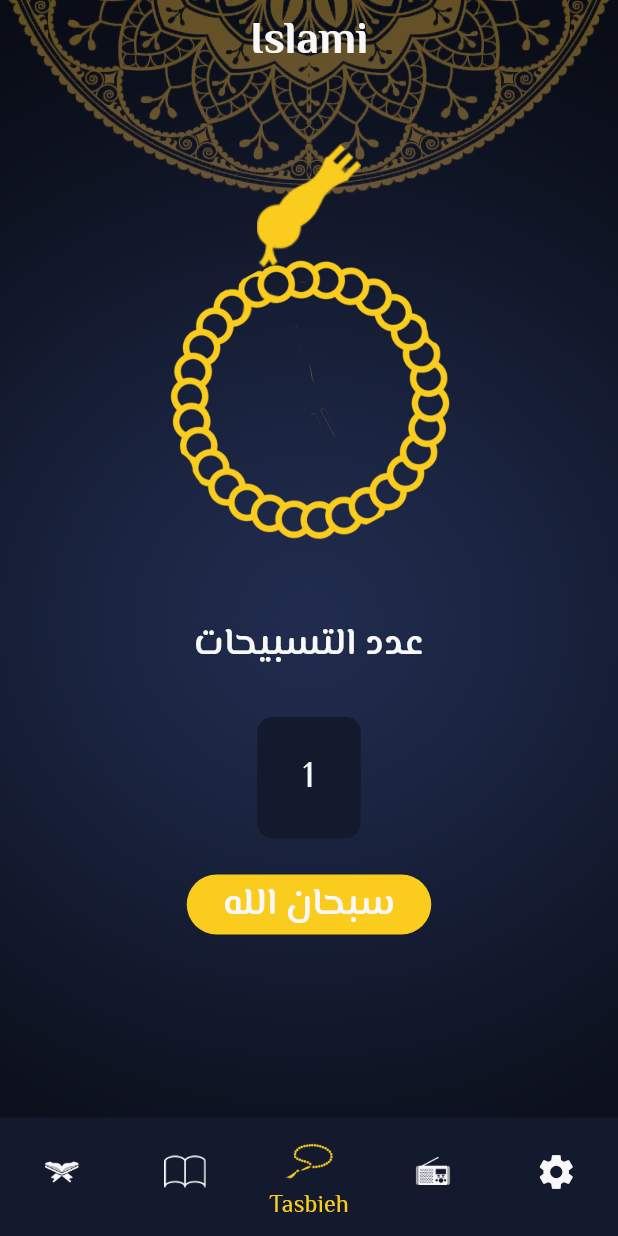
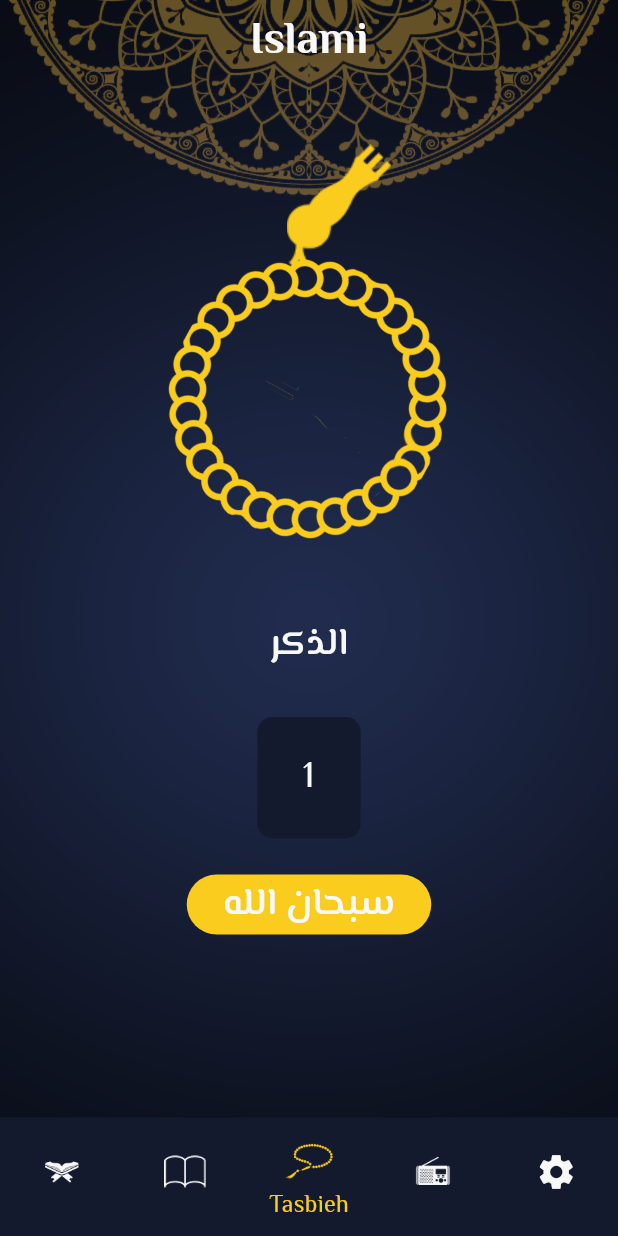
Before and after one commit to ajemy/Islami_App, a Flutter app: the screen it shows after launch, item 3 of the bottom bar chosen, after a tap on "سبحان الله", on a phone screen of 412 x 824 dp. Run offline on Flutter 3.47's test engine with Material 3 defaults, Android fonts, the phone set to English and light mode, and no system bars; our stand-ins replace animated_custom_dropdown; generated files the repository leaves out were written again.

```diff
--- a/lib/modules/tasbieh/tasbieh.dart
+++ b/lib/modules/tasbieh/tasbieh.dart
@@ -11,6 +11,15 @@ class TasbiehView extends StatefulWidget {
 }
 
 class _TasbiehViewState extends State<TasbiehView> {
+  List<String> zekr = [
+    "سبحان الله",
+    "الحمد الله",
+    "الله أكبر",
+  ];
+  int currentIndex = 0;
+  int count = 0;
+  double angle=0;
+
   @override
   void initState() {
     super.initState();
@@ -18,7 +27,6 @@ class _TasbiehViewState extends State<TasbiehView> {
 
   @override
   Widget build(BuildContext context) {
-
     var provider = Provider.of<SettingProvider>(context);
     var theme = Theme.of(context);
     return Container(
@@ -35,7 +43,10 @@ class _TasbiehViewState extends State<TasbiehView> {
               alignment: Alignment.topCenter,
               children: [
                 Container(
-                  padding: const EdgeInsets.only(top: 45),
+                  padding: const EdgeInsets.only(top: 45,),
+                  child: Transform.rotate(
+                    angle: angle,
+
                     child: ImageIcon(
                       const AssetImage("assets/icons/tasbih1.png"),
                       size: 250,
@@ -44,12 +55,16 @@ class _TasbiehViewState extends State<TasbiehView> {
                           : const Color(0xffFACC1D),
                     ),
                   ),
-                ImageIcon(
+                ),
+                Padding(
+                  padding: const EdgeInsets.only(left: 40),
+                  child: ImageIcon(
                     const AssetImage("assets/icons/tasbih0.png"),
                     size: 100,
                     color: provider.isLight()
                         ? const Color(0xffB7935F)
                         : const Color(0xffFACC1D),
+                  ),
                 ),
               ],
             ),
@@ -58,7 +73,7 @@ class _TasbiehViewState extends State<TasbiehView> {
             height: 20,
           ),
           Text(
-            "عدد التسبيحات",
+            "الذكر",
             style: theme.textTheme.bodyLarge,
           ),
           const SizedBox(
@@ -74,7 +89,7 @@ class _TasbiehViewState extends State<TasbiehView> {
                   borderRadius: BorderRadius.circular(10)),
               child: Center(
                 child: Text(
-                  "${provider.counter}",
+                  "$count",
                   textAlign: TextAlign.center,
                   style: theme.textTheme.bodyMedium,
                 ),
@@ -83,17 +98,12 @@ class _TasbiehViewState extends State<TasbiehView> {
             height: 20,
           ),
           FilledButton(
-            onPressed: () {
-              provider.increaseCount();
-              setState(() {
-
-              });
-            },
+              onPressed: counter,
               style: FilledButton.styleFrom(
                   backgroundColor: theme.primaryColor
               ),
               child: Text(
-              "سبحان الله",
+                  zekr[currentIndex],
                   style: theme.textTheme.bodyLarge
               )
           ),
@@ -102,4 +112,20 @@ class _TasbiehViewState extends State<TasbiehView> {
       ),
     );
   }
+
+  counter() {
+    angle-=10;
+    count++;
+    if (count == 34) {
+      count = 0;
+      if (currentIndex <= 1) {
+        currentIndex++;
+      } else {
+        currentIndex = 0;
       }
+    }
+    setState(() {
+
+    });
+  }
+}
```
Lines whose indentation alone changed are shown as unchanged.
